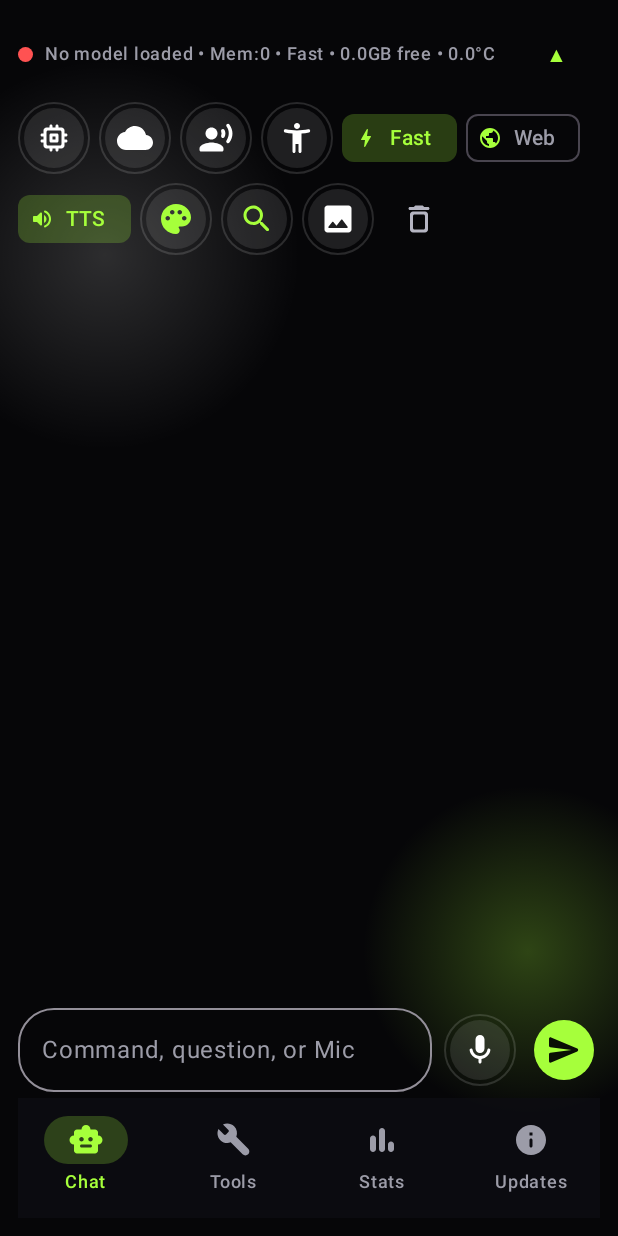
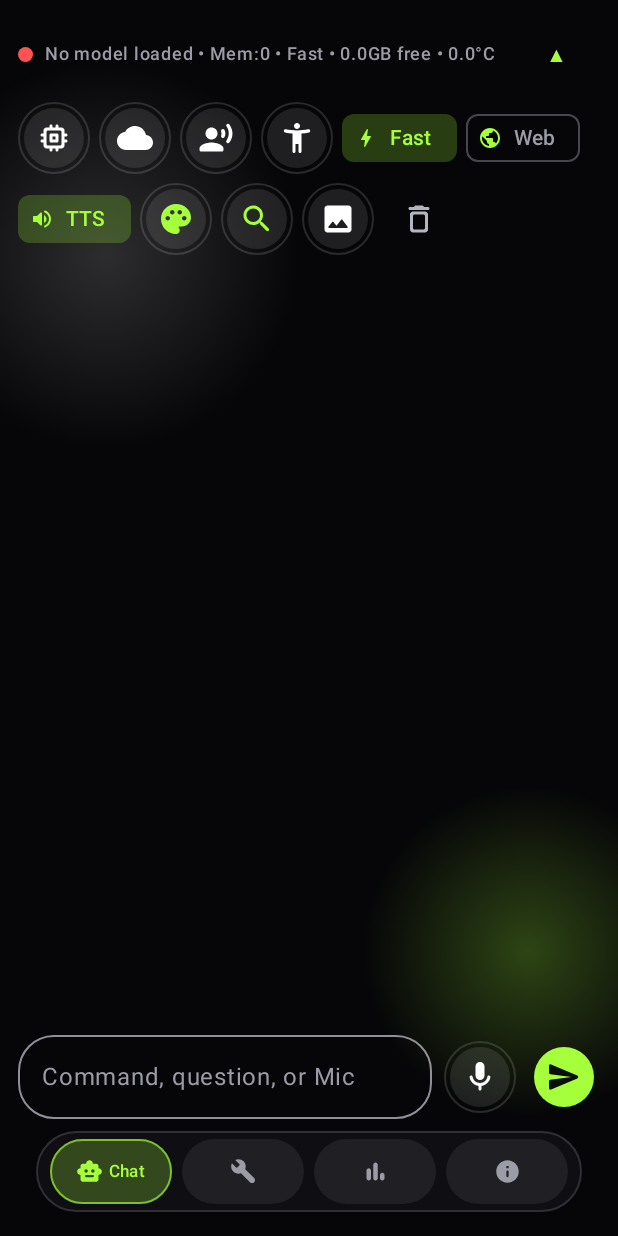
Before and after one commit to aradhyam688-cyfer/Pocket-ai, an Android app built with Jetpack Compose: the screen it shows after launch (MainActivity), on a phone screen of 412 x 824 dp. Run offline under Robolectric (Android 15) with nearby library versions, the phone set to English and light mode, and no system bars; our stand-ins replace Room's generated code; libraries missing offline, so code that uses them is left out: org.nehuatl.llamacpp; pictures from the network do not load; 1 statement that could not run was skipped.

Commit message:
Switch all tabs to floating continuous glass pill with individually lit tab pills

```diff
--- a/app/src/main/java/com/pocketai/app/MainActivity.kt
+++ b/app/src/main/java/com/pocketai/app/MainActivity.kt
@@ -132,9 +132,10 @@ private fun GlassPillNavBar(activeTab: Int, accentColor: Color, borderColor: Col
             ).forEach { (idx, icon, lbl) ->
                 val sel = activeTab == idx
                 Surface(
-                    color = if (sel) accentColor.copy(alpha = 0.18f) else Color.Transparent,
+                    color = if (sel) accentColor.copy(alpha = 0.24f) else Color(0x12FFFFFF),
+                    border = if (sel) BorderStroke(1.dp, accentColor.copy(alpha = 0.65f)) else null,
                     shape = RoundedCornerShape(24.dp),
-                    modifier = Modifier.weight(1f).fillMaxHeight().padding(vertical = 5.dp).clickable { onSelect(idx) }
+                    modifier = Modifier.weight(1f).fillMaxHeight().padding(horizontal = 3.dp, vertical = 5.dp).clickable { onSelect(idx) }
                 ) {
                     Row(horizontalArrangement = Arrangement.Center, verticalAlignment = Alignment.CenterVertically, modifier = Modifier.padding(horizontal = 6.dp)) {
                         Icon(icon, contentDescription = lbl, tint = if (sel) accentColor else Color(0xFF9C9CA8), modifier = Modifier.size(18.dp))
@@ -526,22 +527,12 @@ fun PocketAIScreen(sharedText: String? = null, initialStream: android.net.Uri? =
         Column(modifier = Modifier.fillMaxSize().systemBarsPadding().padding(12.dp)) {
             if (activeTab == 1) {
                 Box(modifier = Modifier.weight(1f).fillMaxWidth()) { ToolsManagerTab(vm, accentColor, dynBorder, onPickKbDoc = { kbPicker.launch(arrayOf("*/*")) }, onOpenVision = { showVisionDialog = true }, onSwitchToChat = { activeTab = 0 }) }
-                NavigationBar(containerColor = Color(0xCC0D0D12)) {
-                    NavigationBarItem(selected = false, onClick = { activeTab = 0 }, icon = { Icon(Icons.Rounded.SmartToy, null) }, label = { Text("Chat") })
-                    NavigationBarItem(selected = true, onClick = { activeTab = 1 }, icon = { Icon(Icons.Rounded.Build, null) }, label = { Text("Tools") })
-                    NavigationBarItem(selected = false, onClick = { activeTab = 2 }, icon = { Icon(Icons.Rounded.BarChart, null) }, label = { Text("Stats") })
-                    NavigationBarItem(selected = false, onClick = { activeTab = 3 }, icon = { Icon(Icons.Rounded.Info, null) }, label = { Text("Updates") })
-                }
+                GlassPillNavBar(activeTab = activeTab, accentColor = accentColor, borderColor = dynBorder, onSelect = { activeTab = it })
                 return@Box
             }
             if (activeTab == 2) {
                 Box(modifier = Modifier.weight(1f).fillMaxWidth()) { DashboardTab(vm, accentColor, dynBorder) }
-                NavigationBar(containerColor = Color(0xCC0D0D12)) {
-                    NavigationBarItem(selected = false, onClick = { activeTab = 0 }, icon = { Icon(Icons.Rounded.SmartToy, null) }, label = { Text("Chat") })
-                    NavigationBarItem(selected = false, onClick = { activeTab = 1 }, icon = { Icon(Icons.Rounded.Build, null) }, label = { Text("Tools") })
-                    NavigationBarItem(selected = true, onClick = { activeTab = 2 }, icon = { Icon(Icons.Rounded.BarChart, null) }, label = { Text("Stats") })
-                    NavigationBarItem(selected = false, onClick = { activeTab = 3 }, icon = { Icon(Icons.Rounded.Info, null) }, label = { Text("Updates") })
-                }
+                GlassPillNavBar(activeTab = activeTab, accentColor = accentColor, borderColor = dynBorder, onSelect = { activeTab = it })
                 return@Box
             }
             if (activeTab == 3) {
@@ -563,12 +554,7 @@ fun PocketAIScreen(sharedText: String? = null, initialStream: android.net.Uri? =
                         }
                     }
                 }
-                NavigationBar(containerColor = Color(0xCC0D0D12)) {
-                    NavigationBarItem(selected = false, onClick = { activeTab = 0 }, icon = { Icon(Icons.Rounded.SmartToy, null) }, label = { Text("Chat") })
-                    NavigationBarItem(selected = false, onClick = { activeTab = 1 }, icon = { Icon(Icons.Rounded.Build, null) }, label = { Text("Tools") })
-                    NavigationBarItem(selected = false, onClick = { activeTab = 2 }, icon = { Icon(Icons.Rounded.BarChart, null) }, label = { Text("Stats") })
-                    NavigationBarItem(selected = true, onClick = { activeTab = 3 }, icon = { Icon(Icons.Rounded.Info, null) }, label = { Text("Updates") })
-                }
+                GlassPillNavBar(activeTab = activeTab, accentColor = accentColor, borderColor = dynBorder, onSelect = { activeTab = it })
                 return@Box
             }
             val header = buildString {
@@ -657,12 +643,7 @@ fun PocketAIScreen(sharedText: String? = null, initialStream: android.net.Uri? =
                 FilledIconButton(enabled = !isGenerating && !isNavigating, onClick = { vm.sendMessage(input); input = "" }) { Icon(Icons.Rounded.Send, contentDescription = "Send") }
             }
             Spacer(Modifier.height(4.dp))
-            NavigationBar(containerColor = Color(0xCC0D0D12)) {
-                NavigationBarItem(selected = true, onClick = { activeTab = 0 }, icon = { Icon(Icons.Rounded.SmartToy, null) }, label = { Text("Chat") })
-                NavigationBarItem(selected = false, onClick = { activeTab = 1 }, icon = { Icon(Icons.Rounded.Build, null) }, label = { Text("Tools") })
-                NavigationBarItem(selected = false, onClick = { activeTab = 2 }, icon = { Icon(Icons.Rounded.BarChart, null) }, label = { Text("Stats") })
-                NavigationBarItem(selected = false, onClick = { activeTab = 3 }, icon = { Icon(Icons.Rounded.Info, null) }, label = { Text("Updates") })
-            }
+            GlassPillNavBar(activeTab = activeTab, accentColor = accentColor, borderColor = dynBorder, onSelect = { activeTab = it })
         }
     }
 }
```
